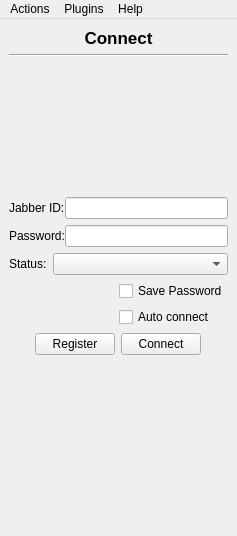
First picture: the form in widgets/mainWindow.ui, repository xmpp-graveyard/jabbim, before the edit.
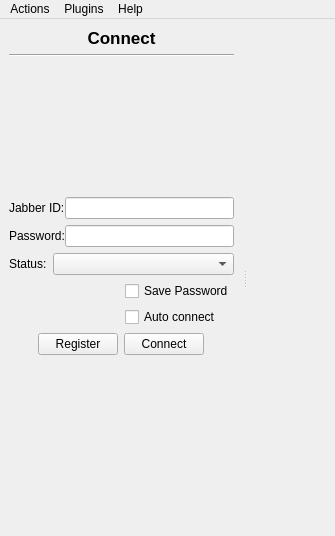
Second picture: the form after the edit. Icons and pictures are not drawn.

What changed in the file:
```diff
--- a/widgets/mainWindow.ui
+++ b/widgets/mainWindow.ui
@@ -5,7 +5,7 @@
    <rect>
     <x>0</x>
     <y>0</y>
-    <width>237</width>
+    <width>335</width>
     <height>536</height>
    </rect>
   </property>
@@ -24,6 +24,10 @@
      <number>0</number>
     </property>
     <item row="0" column="0" >
+     <widget class="QSplitter" name="splitter" >
+      <property name="orientation" >
+       <enum>Qt::Horizontal</enum>
+      </property>
      <widget class="QStackedWidget" name="rosterStackedWidget" >
       <property name="currentIndex" >
        <number>0</number>
@@ -36,71 +40,6 @@
         <property name="spacing" >
          <number>6</number>
         </property>
-        <item row="8" column="0" >
-         <widget class="QLabel" name="label" >
-          <property name="pixmap" >
-           <pixmap/>
-          </property>
-          <property name="alignment" >
-           <set>Qt::AlignBottom|Qt::AlignHCenter</set>
-          </property>
-         </widget>
-        </item>
-        <item row="2" column="0" >
-         <layout class="QHBoxLayout" >
-          <property name="margin" >
-           <number>0</number>
-          </property>
-          <property name="spacing" >
-           <number>6</number>
-          </property>
-          <item>
-           <spacer>
-            <property name="orientation" >
-             <enum>Qt::Horizontal</enum>
-            </property>
-            <property name="sizeHint" >
-             <size>
-              <width>40</width>
-              <height>20</height>
-             </size>
-            </property>
-           </spacer>
-          </item>
-          <item>
-           <widget class="QLabel" name="loginAvatar" >
-            <property name="minimumSize" >
-             <size>
-              <width>128</width>
-              <height>128</height>
-             </size>
-            </property>
-            <property name="maximumSize" >
-             <size>
-              <width>128</width>
-              <height>128</height>
-             </size>
-            </property>
-            <property name="text" >
-             <string/>
-            </property>
-           </widget>
-          </item>
-          <item>
-           <spacer>
-            <property name="orientation" >
-             <enum>Qt::Horizontal</enum>
-            </property>
-            <property name="sizeHint" >
-             <size>
-              <width>40</width>
-              <height>20</height>
-             </size>
-            </property>
-           </spacer>
-          </item>
-         </layout>
-        </item>
         <item row="1" column="0" >
          <widget class="Line" name="line" >
           <property name="orientation" >
@@ -108,56 +47,6 @@
           </property>
          </widget>
         </item>
-        <item row="5" column="0" >
-         <layout class="QGridLayout" >
-          <property name="margin" >
-           <number>0</number>
-          </property>
-          <property name="spacing" >
-           <number>6</number>
-          </property>
-          <item rowspan="2" row="0" column="0" >
-           <spacer>
-            <property name="orientation" >
-             <enum>Qt::Horizontal</enum>
-            </property>
-            <property name="sizeHint" >
-             <size>
-              <width>121</width>
-              <height>20</height>
-             </size>
-            </property>
-           </spacer>
-          </item>
-          <item row="1" column="1" >
-           <widget class="QCheckBox" name="login_savePassword_2" >
-            <property name="text" >
-             <string>Auto connect</string>
-            </property>
-           </widget>
-          </item>
-          <item row="0" column="1" >
-           <widget class="QCheckBox" name="login_savePassword" >
-            <property name="text" >
-             <string>Save Password</string>
-            </property>
-           </widget>
-          </item>
-         </layout>
-        </item>
-        <item row="7" column="0" >
-         <spacer>
-          <property name="orientation" >
-           <enum>Qt::Vertical</enum>
-          </property>
-          <property name="sizeHint" >
-           <size>
-            <width>20</width>
-            <height>331</height>
-           </size>
-          </property>
-         </spacer>
-        </item>
         <item row="6" column="0" >
          <layout class="QHBoxLayout" >
           <property name="margin" >
@@ -272,6 +161,108 @@
           </item>
          </layout>
         </item>
+         <item row="2" column="0" >
+          <layout class="QHBoxLayout" >
+           <property name="margin" >
+            <number>0</number>
+           </property>
+           <property name="spacing" >
+            <number>6</number>
+           </property>
+           <item>
+            <spacer>
+             <property name="orientation" >
+              <enum>Qt::Horizontal</enum>
+             </property>
+             <property name="sizeHint" >
+              <size>
+               <width>40</width>
+               <height>20</height>
+              </size>
+             </property>
+            </spacer>
+           </item>
+           <item>
+            <widget class="QLabel" name="loginAvatar" >
+             <property name="minimumSize" >
+              <size>
+               <width>128</width>
+               <height>128</height>
+              </size>
+             </property>
+             <property name="maximumSize" >
+              <size>
+               <width>128</width>
+               <height>128</height>
+              </size>
+             </property>
+             <property name="text" >
+              <string/>
+             </property>
+            </widget>
+           </item>
+           <item>
+            <spacer>
+             <property name="orientation" >
+              <enum>Qt::Horizontal</enum>
+             </property>
+             <property name="sizeHint" >
+              <size>
+               <width>40</width>
+               <height>20</height>
+              </size>
+             </property>
+            </spacer>
+           </item>
+          </layout>
+         </item>
+         <item row="5" column="0" >
+          <layout class="QGridLayout" >
+           <property name="margin" >
+            <number>0</number>
+           </property>
+           <property name="spacing" >
+            <number>6</number>
+           </property>
+           <item rowspan="2" row="0" column="0" >
+            <spacer>
+             <property name="orientation" >
+              <enum>Qt::Horizontal</enum>
+             </property>
+             <property name="sizeHint" >
+              <size>
+               <width>121</width>
+               <height>20</height>
+              </size>
+             </property>
+            </spacer>
+           </item>
+           <item row="1" column="1" >
+            <widget class="QCheckBox" name="login_savePassword_2" >
+             <property name="text" >
+              <string>Auto connect</string>
+             </property>
+            </widget>
+           </item>
+           <item row="0" column="1" >
+            <widget class="QCheckBox" name="login_savePassword" >
+             <property name="text" >
+              <string>Save Password</string>
+             </property>
+            </widget>
+           </item>
+          </layout>
+         </item>
+         <item row="9" column="0" >
+          <widget class="QLabel" name="login_logoLabel" >
+           <property name="pixmap" >
+            <pixmap/>
+           </property>
+           <property name="alignment" >
+            <set>Qt::AlignCenter</set>
+           </property>
+          </widget>
+         </item>
         <item row="0" column="0" >
          <widget class="QLabel" name="login_headerLabel" >
           <property name="text" >
@@ -313,6 +304,29 @@
           </item>
          </layout>
         </item>
+         <item row="8" column="0" >
+          <widget class="QLabel" name="label" >
+           <property name="pixmap" >
+            <pixmap/>
+           </property>
+           <property name="alignment" >
+            <set>Qt::AlignBottom|Qt::AlignHCenter</set>
+           </property>
+          </widget>
+         </item>
+         <item row="7" column="0" >
+          <spacer>
+           <property name="orientation" >
+            <enum>Qt::Vertical</enum>
+           </property>
+           <property name="sizeHint" >
+            <size>
+             <width>20</width>
+             <height>331</height>
+            </size>
+           </property>
+          </spacer>
+         </item>
        </layout>
       </widget>
       <widget class="QWidget" name="roster" >
@@ -638,6 +652,8 @@
        </layout>
       </widget>
      </widget>
+      <widget class="QWidget" native="1" name="mdiWidget" />
+     </widget>
     </item>
    </layout>
   </widget>
@@ -646,7 +662,7 @@
     <rect>
      <x>0</x>
      <y>0</y>
-     <width>237</width>
+     <width>335</width>
      <height>29</height>
     </rect>
    </property>
```
Left out of the diff: 10 changed lines with no effect on the pictures. Lines whose indentation alone changed are shown as unchanged.
